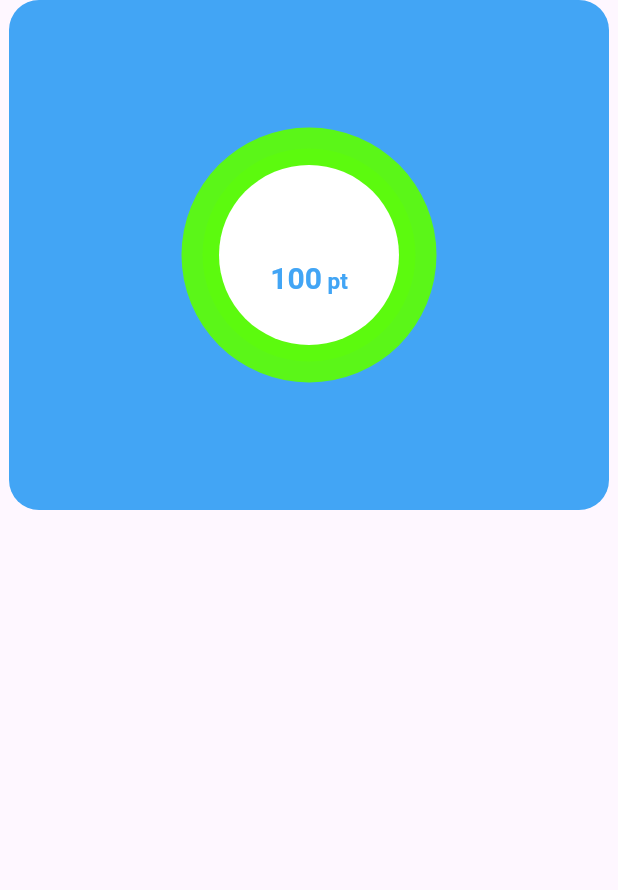
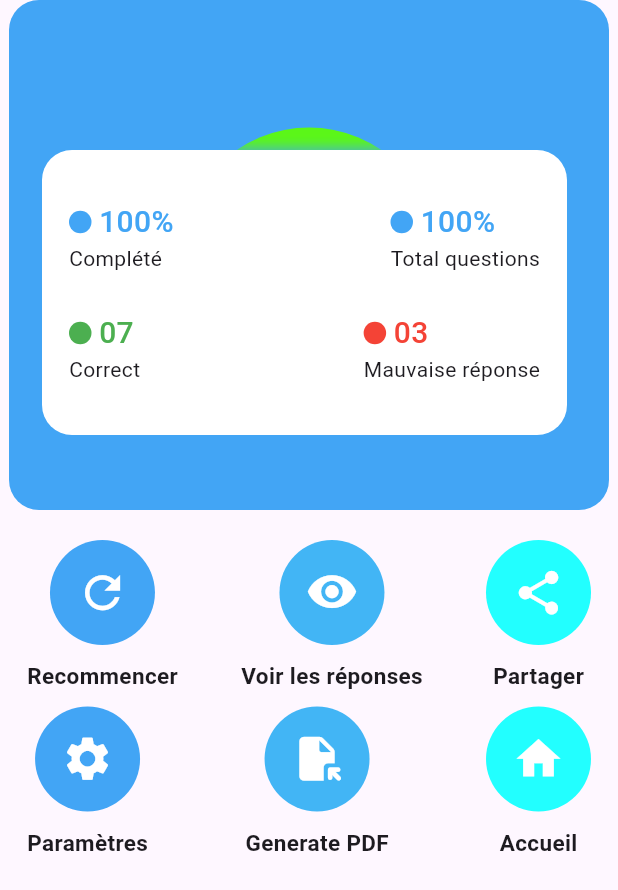
Before and after one commit to SCSBoy/QUIZZ_PROJECT, a Flutter app: the Completed screen opened directly, on a phone screen of 412 x 824 dp. Shown: the top 890 px of the screen. Run offline on Flutter 3.47's test engine with Material 3 defaults, Android fonts, the phone set to English and light mode, and no system bars; network calls fail.

Commit message:
CompletePage.dart

```diff
--- a/lib/CompletePage.dart
+++ b/lib/CompletePage.dart
@@ -1,15 +1,15 @@
 import 'package:flutter/material.dart';
-class Completed extends StatelessWidget{
+
+class Completed extends StatelessWidget {
   const Completed({Key? key}) : super(key: key);
 
   @override
   Widget build(BuildContext context) {
-    // TODO: implement build
     return Scaffold(
       body: Column(
         children: [
           SizedBox(
-            height: 1221,
+            height: 350,
             width: 400,
             child: Stack(
               children: [
@@ -17,53 +17,57 @@ class Completed extends StatelessWidget{
                   height: 340,
                   width: 410,
                   decoration: BoxDecoration(
-                    color: Color(0xFF42A5F5),
-                    borderRadius: BorderRadius.circular(20)
+                    color: const Color(0xFF42A5F5),
+                    borderRadius: BorderRadius.circular(20),
                   ),
                   child: Center(
                     child: CircleAvatar(
                       radius: 85,
-                      backgroundColor: Color.fromARGB(255, 94, 255, 0).withOpacity(.9),
+                      backgroundColor: const Color.fromARGB(255, 94, 255, 0).withOpacity(0.9),
                       child: CircleAvatar(
                         radius: 71,
-                      backgroundColor: Color.fromARGB(255, 94, 255, 0).withOpacity(.4),
+                        backgroundColor: const Color.fromARGB(255, 94, 255, 0).withOpacity(0.4),
                         child: CircleAvatar(
                           radius: 60,
                           backgroundColor: Colors.white,
                           child: Center(
                             child: Column(
                               mainAxisAlignment: MainAxisAlignment.center,
-                          crossAxisAlignment: CrossAxisAlignment.center,
                               children: [
-                            Text('Votre Score',
-                             style: TextStyle(
-                              fontSize: 20, color: Colors.white
-                            ),),
+                                const Text(
+                                  'Votre Score',
+                                  style: TextStyle(fontSize: 20, color: Colors.black),
+                                ),
+                                const SizedBox(height: 8),
                                 RichText(
                                   text: const TextSpan(
-                                text: '100', style: TextStyle(
-                                  fontSize: 20, fontWeight: FontWeight.bold,
-                                  color: Color(0xFF42A5F5)
+                                    text: '100',
+                                    style: TextStyle(
+                                      fontSize: 20,
+                                      fontWeight: FontWeight.bold,
+                                      color: Color(0xFF42A5F5),
                                     ),
                                     children: [
                                       TextSpan(
-                                    text: ' pt', style: TextStyle(
-                                      fontSize: 15,color: Color(0xFF42A5F5)
+                                        text: ' pt',
+                                        style: TextStyle(
+                                          fontSize: 15,
+                                          color: Color(0xFF42A5F5),
                                         ),
-                                    )]
-                              )
-                            )
+                                      ),
                                     ],
                                   ),
-                        )
+                                ),
+                              ],
                             ),
                           ),
                         ),
                       ),
-                )
-                ,
+                    ),
+                  ),
+                ),
                 Positioned(
-                  bottom:60,
+                  bottom: 60,
                   left: 22,
                   child: Container(
                     height: 190,
@@ -75,13 +79,13 @@ class Completed extends StatelessWidget{
                         BoxShadow(
                           blurRadius: 5,
                           spreadRadius: 3,
-                          color: Color(0xFF42A5F5).withOpacity(.7),
-                          offset: Offset(0, 1)
-                          )
-                      ]
+                          color: const Color(0xFF42A5F5).withOpacity(0.7),
+                          offset: const Offset(0, 1),
+                        ),
+                      ],
                     ),
                     child: Padding(
-                      padding: EdgeInsets.symmetric(horizontal: 18),
+                      padding: const EdgeInsets.symmetric(horizontal: 18),
                       child: Center(
                         child: Column(
                           mainAxisAlignment: MainAxisAlignment.center,
@@ -89,245 +93,168 @@ class Completed extends StatelessWidget{
                             Row(
                               mainAxisAlignment: MainAxisAlignment.spaceBetween,
                               children: [
-                              Column(
-                                crossAxisAlignment: CrossAxisAlignment.start,
+                                _buildScoreColumn(
+                                  color: const Color(0xFF42A5F5),
+                                  percentage: '100%',
+                                  label: 'Complété',
+                                ),
+                                _buildScoreColumn(
+                                  color: const Color(0xFF42A5F5),
+                                  percentage: '100%',
+                                  label: 'Total questions',
+                                ),
+                              ],
+                            ),
+                            const SizedBox(height: 25),
+                            Row(
+                              mainAxisAlignment: MainAxisAlignment.spaceBetween,
                               children: [
-                                  Center(
-                                    child: Row(
-                                      children: [ Container(
-                                        height: 15,
-                                        width: 15,
-                                        decoration: const BoxDecoration(
-                                          shape: BoxShape.circle,
-                                          color: Color(0xFF42A5F5)
+                                _buildScoreColumn(
+                                  color: Colors.green,
+                                  percentage: '07',
+                                  label: 'Correct',
                                 ),
+                                _buildScoreColumn(
+                                  color: Colors.red,
+                                  percentage: '03',
+                                  label: 'Mauvaise réponse',
                                 ),
-                                      const Text('100%', style: TextStyle(
-                                        fontWeight: FontWeight.w500, fontSize: 20,
-                                        color: Color(0xFF42A5F5)
-                                      ),)
+                              ],
+                            ),
                           ],
                         ),
                       ),
-                                  const Text('Completé')
-                                ],
-                              )
-                              ,
-                              Column(
-                                crossAxisAlignment: CrossAxisAlignment.start,
-                                children: [
-                                  Center(
-                                    child: Row(
-                                      children: [ Container(
-                                        height: 15,
-                                        width: 15,
-                                        decoration: const BoxDecoration(
-                                          shape: BoxShape.circle,
-                                          color: Color(0xFF42A5F5)
                     ),
                   ),
-                                      const Text('100%', style: TextStyle(
-                                        fontWeight: FontWeight.w500, fontSize: 20,
-                                        color: Color(0xFF42A5F5)
-                                      ),)
+                ),
               ],
             ),
           ),
-                                  const Text('Total questions')
-                                ],
-                              )
-                            ],
-                          ),
-                          const SizedBox(
-                            height: 25,
-                          )
-                          ,
-                          Row(
-                            mainAxisAlignment: MainAxisAlignment.spaceBetween,
-                            children: [
-                              Column(
-                                crossAxisAlignment: CrossAxisAlignment.start,
-                                children: [
-                                  Center(
-                                    child: Row(
-                                      children: [ Container(
-                                        height: 15,
-                                        width: 15,
-                                        decoration: const BoxDecoration(
-                                          shape: BoxShape.circle,
-                                          color: Colors.green
-                                        ),
-                                      ),
-                                      const Text('07', style: TextStyle(
-                                        fontWeight: FontWeight.w500, fontSize: 20,
-                                        color: Colors.green
-                                      ),)
-                                      ],
-                                    ),
-                                  ),
-                                  const Text('Correct')
-                                ],
-                              ),
-                              Padding(
-                                padding: const EdgeInsets.only(right: 40.0),
-                                child: Column(
-                                  crossAxisAlignment: CrossAxisAlignment.start,
-                                  children: [
-                                    Center(
-                                      child: Row(
-                                        children: [ Container(
-                                          height: 15,
-                                          width: 15,
-                                          decoration: const BoxDecoration(
-                                            shape: BoxShape.circle,
-                                            color: Colors.red
-                                          ),
-                                        ),
-                                        const Text('03', style: TextStyle(
-                                          fontWeight: FontWeight.w500, fontSize: 20,
-                                          color: Colors.red
-                                        ),)
-                                        ],
-                                      ),
-                                    ),
-                                    const Text('Mauvaise réponse')
-                                  ],
-                                ),
-                              )
-                            ],
-                          )
-                        ],
-                      ),
-                     ),),
-                  ),
-                )
-              ],
-            ),
-          ),
-          const SizedBox(height: 1,),
+          const SizedBox(height: 10),
           const Center(
             child: Padding(
               padding: EdgeInsets.symmetric(horizontal: 18),
               child: Row(
                 mainAxisAlignment: MainAxisAlignment.spaceBetween,
                 children: [
-                  Column(
-                    children: [
-                      CircleAvatar(
-                        backgroundColor: Color(0xFF42A5F5),
-                        radius: 35,
-                        child: Center(
-                          child: Icon(Icons.refresh, size: 35, color: Colors.white),
+                  _ActionButton(
+                    icon: Icons.refresh,
+                    color: Color(0xFF42A5F5),
+                    label: 'Recommencer',
                   ),
-                      )
-                      ,
-                      SizedBox(height: 10,),
-                      Text('Recommencer', style: TextStyle(fontSize: 15,
-                      fontWeight: FontWeight.w600),)
+                  _ActionButton(
+                    icon: Icons.visibility_rounded,
+                    color: Color(0xFF42B5F5),
+                    label: 'Voir les réponses',
+                  ),
+                  _ActionButton(
+                    icon: Icons.share,
+                    color: Color(0xFF22FFFF),
+                    label: 'Partager',
+                  ),
                 ],
-                  )
-                ,
-                Column(
-                    children: [
-                      CircleAvatar(
-                        backgroundColor: Color(0xF42B5F5),
-                        radius: 35,
-                        child: Center(
-                          child: Icon(Icons.visibility_rounded, size: 35, color: Colors.white),
               ),
-                      )
-                      ,
-                      SizedBox(height: 10,),
-                      Text('Voir les réponses', style: TextStyle(fontSize: 15,
-                      fontWeight: FontWeight.w600),)
-                    ],
-                  )
-                ,
-                Column(
-                    children: [
-                      CircleAvatar(
-                        backgroundColor: Color(0x22FFFF85),
-                        radius: 35,
-                        child: Center(
-                          child: Icon(Icons.share, size: 35, color: Colors.white),
             ),
-                      )
-                      ,
-                      SizedBox(height: 10,),
-                      Text('Partager', style: TextStyle(fontSize: 15,
-                      fontWeight: FontWeight.w600),)
-                    ],
-                  )
-                ],
-              )
           ),
-          )
-          ,
-          SizedBox(height: 2,),
+          const SizedBox(height: 10),
           const Center(
             child: Padding(
               padding: EdgeInsets.symmetric(horizontal: 18),
               child: Row(
                 mainAxisAlignment: MainAxisAlignment.spaceBetween,
                 children: [
-                  Column(
-                    children: [
-                      InkWell(
-                        // onTap: (){
-                        //   Navigator.push(context,
-                        //     MaterialPageRoute(builder: (context)=>HomePage()));
-                        // },
-                        child: const CircleAvatar(
-                        backgroundColor: Color(0xFF42A5F5),
-                        radius: 35,
-                        child: Center(
-                          child: Icon(Icons.settings, size: 35, color: Colors.white),
+                  _ActionButton(
+                    icon: Icons.settings,
+                    color: Color(0xFF42A5F5),
+                    label: 'Paramètres',
+                  ),
+                  _ActionButton(
+                    icon: Icons.file_open_rounded,
+                    color: Color(0xFF42B5F5),
+                    label: 'Generate PDF',
+                  ),
+                  _ActionButton(
+                    icon: Icons.home,
+                    color: Color(0xFF22FFFF),
+                    label: 'Accueil',
+                  ),
+                ],
               ),
             ),
           ),
-                      SizedBox(height: 10,),
-                      Text('Paramètres', style: TextStyle(fontSize: 15,
-                      fontWeight: FontWeight.w600),)
-                    ],
-                  )
-                ,
-                Column(
-                    children: [
-                      CircleAvatar(
-                        backgroundColor: Color(0xF42B5F5),
-                        radius: 35,
-                        child: Center(
-                          child: Icon(Icons.file_open_rounded, size: 35, color: Colors.white),
-                        ),
-                      )
-                      ,
-                      SizedBox(height: 10,),
-                      Text('Generate PDF', style: TextStyle(fontSize: 15,
-                      fontWeight: FontWeight.w600),)
-                    ],
-                  )
-                ,
-                Column(
-                    children: [
-                      CircleAvatar(
-                        backgroundColor: Color(0x22FFFF85),
-                        radius: 35,
-                        child: Center(
-                          child: Icon(Icons.home, size: 35, color: Colors.white),
-                        ),
-                      )
-                      ,
-                      SizedBox(height: 10,),
-                      Text('Accueil', style: TextStyle(fontSize: 15,
-                      fontWeight: FontWeight.w600),)
-                    ],
-                  )
-                ],
-              )
-            ),
-          )
         ],
       ),
     );
   }
+
+  Widget _buildScoreColumn({
+    required Color color,
+    required String percentage,
+    required String label,
+  }) {
+    return Column(
+      crossAxisAlignment: CrossAxisAlignment.start,
+      children: [
+        Row(
+          children: [
+            Container(
+              height: 15,
+              width: 15,
+              decoration: BoxDecoration(
+                shape: BoxShape.circle,
+                color: color,
+              ),
+            ),
+            const SizedBox(width: 5),
+            Text(
+              percentage,
+              style: TextStyle(
+                fontWeight: FontWeight.w500,
+                fontSize: 20,
+                color: color,
+              ),
+            ),
+          ],
+        ),
+        Text(label),
+      ],
+    );
   }
+}
+
+class _ActionButton extends StatelessWidget {
+  final IconData icon;
+  final Color color;
+  final String label;
+
+  const _ActionButton({
+    required this.icon,
+    required this.color,
+    required this.label,
+  });
+
+  @override
+  Widget build(BuildContext context) {
+    return Column(
+      children: [
+        CircleAvatar(
+          backgroundColor: color,
+          radius: 35,
+          child: Icon(
+            icon,
+            size: 35,
+            color: Colors.white,
+          ),
+        ),
+        const SizedBox(height: 10),
+        Text(
+          label,
+          style: const TextStyle(
+            fontSize: 15,
+            fontWeight: FontWeight.w600,
+          ),
+        ),
+      ],
+    );
+  }
+}
```
Lines whose indentation alone changed are shown as unchanged.
